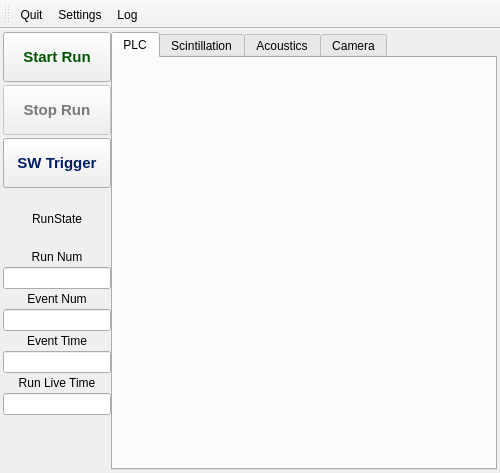
SBC-Collaboration/SBC-RunControl, file ui/mainwindow.ui: the form before one commit.
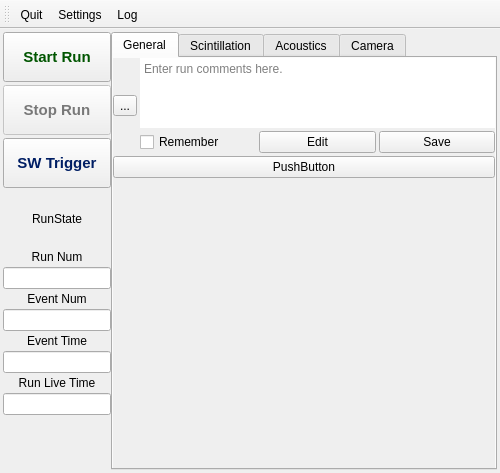
The form after the commit. The open tabs and pages were chosen to show the change. Icons and pictures are not drawn.

Commit message: Add comments box in general tab

Diff of the .ui file:
```diff
--- a/ui/mainwindow.ui
+++ b/ui/mainwindow.ui
@@ -408,8 +408,191 @@
         </property>
         <widget class="QWidget" name="plc_tab">
          <attribute name="title">
-          <string>PLC</string>
+          <string>General</string>
          </attribute>
+         <layout class="QVBoxLayout" name="verticalLayout_7">
+          <property name="spacing">
+           <number>3</number>
+          </property>
+          <property name="leftMargin">
+           <number>0</number>
+          </property>
+          <property name="topMargin">
+           <number>0</number>
+          </property>
+          <property name="rightMargin">
+           <number>0</number>
+          </property>
+          <property name="bottomMargin">
+           <number>0</number>
+          </property>
+          <item>
+           <widget class="QScrollArea" name="scrollArea_2">
+            <property name="frameShape">
+             <enum>QFrame::NoFrame</enum>
+            </property>
+            <property name="frameShadow">
+             <enum>QFrame::Plain</enum>
+            </property>
+            <property name="widgetResizable">
+             <bool>true</bool>
+            </property>
+            <widget class="QWidget" name="scrollAreaWidgetContents_2">
+             <property name="geometry">
+              <rect>
+               <x>0</x>
+               <y>0</y>
+               <width>346</width>
+               <height>402</height>
+              </rect>
+             </property>
+             <layout class="QVBoxLayout" name="verticalLayout_8">
+              <property name="spacing">
+               <number>3</number>
+              </property>
+              <property name="leftMargin">
+               <number>0</number>
+              </property>
+              <property name="topMargin">
+               <number>0</number>
+              </property>
+              <property name="rightMargin">
+               <number>0</number>
+              </property>
+              <property name="bottomMargin">
+               <number>0</number>
+              </property>
+              <item>
+               <layout class="QHBoxLayout" name="horizontalLayout_5" stretch="0,0">
+                <property name="spacing">
+                 <number>3</number>
+                </property>
+                <property name="sizeConstraint">
+                 <enum>QLayout::SetDefaultConstraint</enum>
+                </property>
+                <property name="leftMargin">
+                 <number>0</number>
+                </property>
+                <property name="topMargin">
+                 <number>0</number>
+                </property>
+                <property name="rightMargin">
+                 <number>0</number>
+                </property>
+                <property name="bottomMargin">
+                 <number>0</number>
+                </property>
+                <item>
+                 <widget class="QToolButton" name="toolButton">
+                  <property name="text">
+                   <string>...</string>
+                  </property>
+                 </widget>
+                </item>
+                <item>
+                 <layout class="QGridLayout" name="comment_grid" rowstretch="0,0">
+                  <property name="sizeConstraint">
+                   <enum>QLayout::SetDefaultConstraint</enum>
+                  </property>
+                  <property name="spacing">
+                   <number>3</number>
+                  </property>
+                  <item row="1" column="2">
+                   <widget class="QPushButton" name="save_comment_but">
+                    <property name="text">
+                     <string>Save</string>
+                    </property>
+                   </widget>
+                  </item>
+                  <item row="1" column="0">
+                   <widget class="QCheckBox" name="comment_persist_box">
+                    <property name="text">
+                     <string>Remember</string>
+                    </property>
+                   </widget>
+                  </item>
+                  <item row="1" column="1">
+                   <widget class="QPushButton" name="edit_comment_but">
+                    <property name="text">
+                     <string>Edit</string>
+                    </property>
+                   </widget>
+                  </item>
+                  <item row="0" column="0" colspan="3">
+                   <widget class="QPlainTextEdit" name="comment_edit">
+                    <property name="sizePolicy">
+                     <sizepolicy hsizetype="Preferred" vsizetype="Preferred">
+                      <horstretch>0</horstretch>
+                      <verstretch>0</verstretch>
+                     </sizepolicy>
+                    </property>
+                    <property name="font">
+                     <font>
+                      <kerning>true</kerning>
+                     </font>
+                    </property>
+                    <property name="frameShape">
+                     <enum>QFrame::NoFrame</enum>
+                    </property>
+                    <property name="sizeAdjustPolicy">
+                     <enum>QAbstractScrollArea::AdjustToContents</enum>
+                    </property>
+                    <property name="textInteractionFlags">
+                     <set>Qt::LinksAccessibleByKeyboard|Qt::LinksAccessibleByMouse|Qt::TextBrowserInteraction|Qt::TextEditable|Qt::TextEditorInteraction|Qt::TextSelectableByKeyboard|Qt::TextSelectableByMouse</set>
+                    </property>
+                    <property name="placeholderText">
+                     <string>Enter run comments here.</string>
+                    </property>
+                   </widget>
+                  </item>
+                 </layout>
+                </item>
+               </layout>
+              </item>
+              <item>
+               <layout class="QHBoxLayout" name="horizontalLayout_6">
+                <property name="spacing">
+                 <number>3</number>
+                </property>
+                <property name="leftMargin">
+                 <number>0</number>
+                </property>
+                <property name="topMargin">
+                 <number>0</number>
+                </property>
+                <property name="rightMargin">
+                 <number>0</number>
+                </property>
+                <property name="bottomMargin">
+                 <number>0</number>
+                </property>
+                <item>
+                 <widget class="QPushButton" name="pushButton">
+                  <property name="text">
+                   <string>PushButton</string>
+                  </property>
+                 </widget>
+                </item>
+               </layout>
+              </item>
+              <item>
+               <spacer name="verticalSpacer_3">
+                <property name="orientation">
+                 <enum>Qt::Vertical</enum>
+                </property>
+                <property name="sizeHint" stdset="0">
+                 <size>
+                  <width>20</width>
+                  <height>40</height>
+                 </size>
+                </property>
+               </spacer>
+              </item>
+             </layout>
+            </widget>
+           </widget>
+          </item>
+         </layout>
         </widget>
         <widget class="QWidget" name="scint_tab">
          <attribute name="title">
```
Left out of the diff: 13 changed lines with no effect on the pictures. The commit also changes 3 other files.
